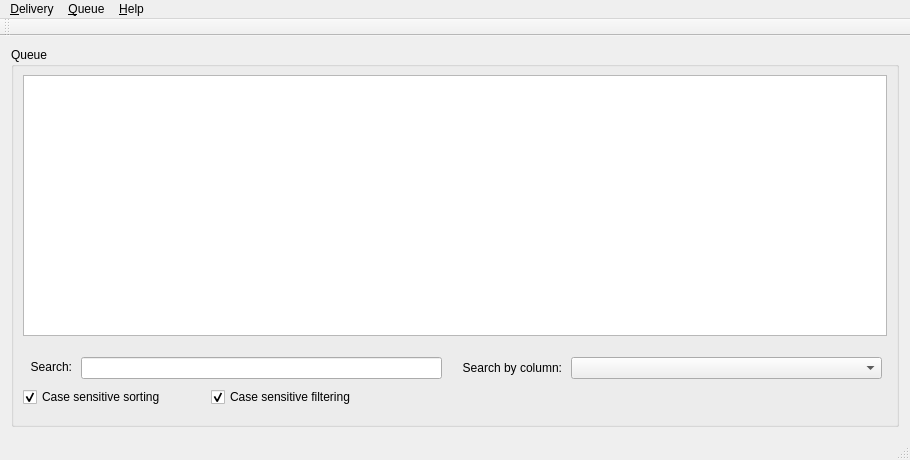
Qt form frmDeliveryQueue.ui (chhimichanga/deliveryqueue) before a commit.
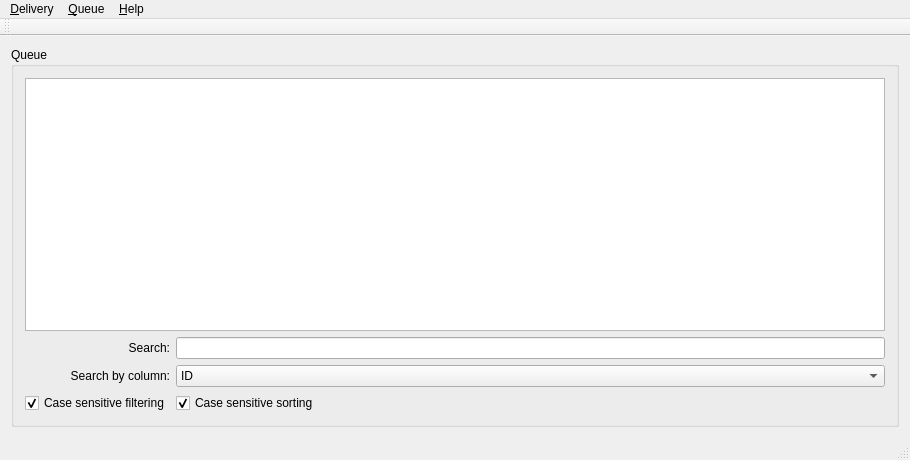
The same form after that commit.

Commit message: Add Edit Delivery keyboard shortcut

```diff
--- a/frmDeliveryQueue.ui
+++ b/frmDeliveryQueue.ui
@@ -20,15 +20,9 @@
       <property name="title">
        <string>Queue</string>
       </property>
+      <layout class="QGridLayout" name="gridLayout">
+       <item row="0" column="0" colspan="2">
       <widget class="QTreeView" name="treeView">
-       <property name="geometry">
-        <rect>
-         <x>12</x>
-         <y>28</y>
-         <width>864</width>
-         <height>261</height>
-        </rect>
-       </property>
        <property name="editTriggers">
         <set>QAbstractItemView::NoEditTriggers</set>
        </property>
@@ -36,15 +30,26 @@
         <bool>false</bool>
        </property>
       </widget>
+       </item>
+       <item row="1" column="0">
+        <widget class="QLabel" name="lblFilterPattern">
+         <property name="text">
+          <string>Search:</string>
+         </property>
+         <property name="alignment">
+          <set>Qt::AlignRight|Qt::AlignTrailing|Qt::AlignVCenter</set>
+         </property>
+        </widget>
+       </item>
+       <item row="1" column="1">
+        <widget class="QLineEdit" name="ledFilterPattern">
+         <property name="text">
+          <string/>
+         </property>
+        </widget>
+       </item>
+       <item row="2" column="0">
       <widget class="QLabel" name="lblFilterColumn">
-       <property name="geometry">
-        <rect>
-         <x>440</x>
-         <y>310</y>
-         <width>111</width>
-         <height>21</height>
-        </rect>
-       </property>
        <property name="text">
         <string>Search by column:</string>
        </property>
@@ -52,41 +57,53 @@
         <set>Qt::AlignRight|Qt::AlignTrailing|Qt::AlignVCenter</set>
        </property>
       </widget>
+       </item>
+       <item row="2" column="1">
       <widget class="QComboBox" name="cboFilterColumn">
-       <property name="geometry">
-        <rect>
-         <x>560</x>
-         <y>310</y>
-         <width>311</width>
-         <height>22</height>
-        </rect>
-       </property>
-      </widget>
-      <widget class="QCheckBox" name="chkSortCS">
-       <property name="geometry">
-        <rect>
-         <x>12</x>
-         <y>340</y>
-         <width>151</width>
-         <height>20</height>
-        </rect>
-       </property>
+         <item>
+          <property name="text">
+           <string>ID</string>
+          </property>
+         </item>
+         <item>
+          <property name="text">
+           <string>Required Delivery Date</string>
+          </property>
+         </item>
+         <item>
        <property name="text">
-        <string>Case sensitive sorting</string>
-       </property>
-       <property name="checked">
-        <bool>true</bool>
-       </property>
-      </widget>
+           <string>Location</string>
+          </property>
+         </item>
+         <item>
+          <property name="text">
+           <string>Shipping Method</string>
+          </property>
+         </item>
+         <item>
+          <property name="text">
+           <string>Classification</string>
+          </property>
+         </item>
+         <item>
+          <property name="text">
+           <string>Number of Items</string>
+          </property>
+         </item>
+         <item>
+          <property name="text">
+           <string>Media Type</string>
+          </property>
+         </item>
+         <item>
+          <property name="text">
+           <string>Required Ship Date</string>
+          </property>
+         </item>
+        </widget>
+       </item>
+       <item row="3" column="0">
       <widget class="QCheckBox" name="chkFilterCS">
-       <property name="geometry">
-        <rect>
-         <x>200</x>
-         <y>340</y>
-         <width>155</width>
-         <height>20</height>
-        </rect>
-       </property>
        <property name="text">
         <string>Case sensitive filtering</string>
        </property>
@@ -94,35 +111,18 @@
         <bool>true</bool>
        </property>
       </widget>
-      <widget class="QLabel" name="lblFilterPattern">
-       <property name="geometry">
-        <rect>
-         <x>10</x>
-         <y>310</y>
-         <width>51</width>
-         <height>20</height>
-        </rect>
-       </property>
+       </item>
+       <item row="3" column="1">
+        <widget class="QCheckBox" name="chkSortCS">
        <property name="text">
-        <string>Search:</string>
-       </property>
-       <property name="alignment">
-        <set>Qt::AlignRight|Qt::AlignTrailing|Qt::AlignVCenter</set>
-       </property>
-      </widget>
-      <widget class="QLineEdit" name="ledFilterPattern">
-       <property name="geometry">
-        <rect>
-         <x>70</x>
-         <y>310</y>
-         <width>361</width>
-         <height>22</height>
-        </rect>
-       </property>
-       <property name="text">
-        <string/>
-       </property>
-      </widget>
+          <string>Case sensitive sorting</string>
+         </property>
+         <property name="checked">
+          <bool>true</bool>
+         </property>
+        </widget>
+       </item>
+      </layout>
      </widget>
     </item>
    </layout>
```
Left out of the diff: 6 changed lines with no effect on the pictures. Lines whose indentation alone changed are shown as unchanged.
